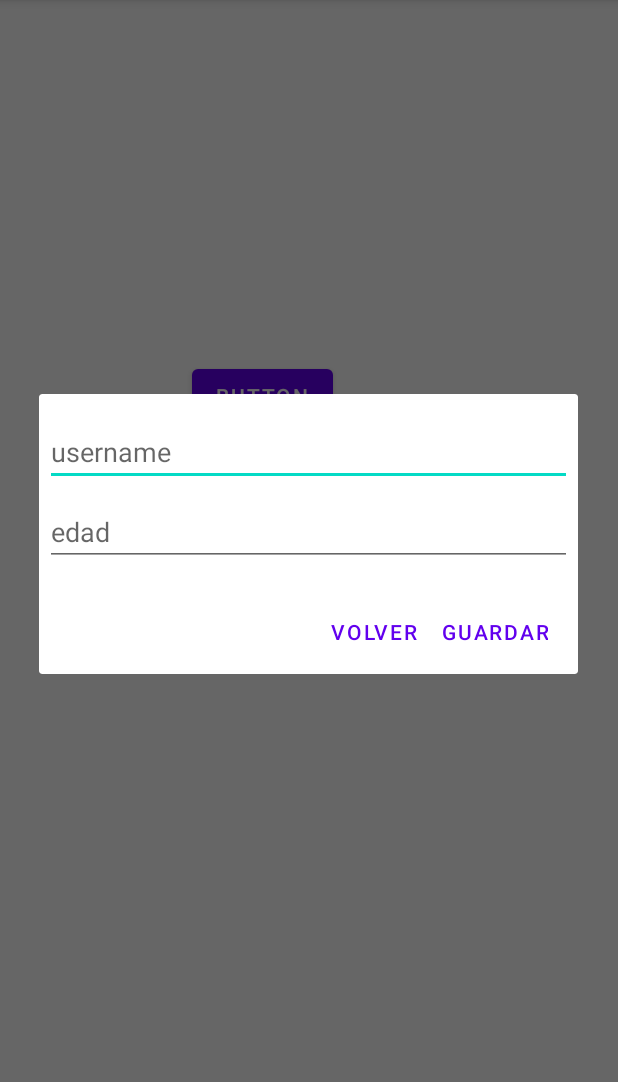
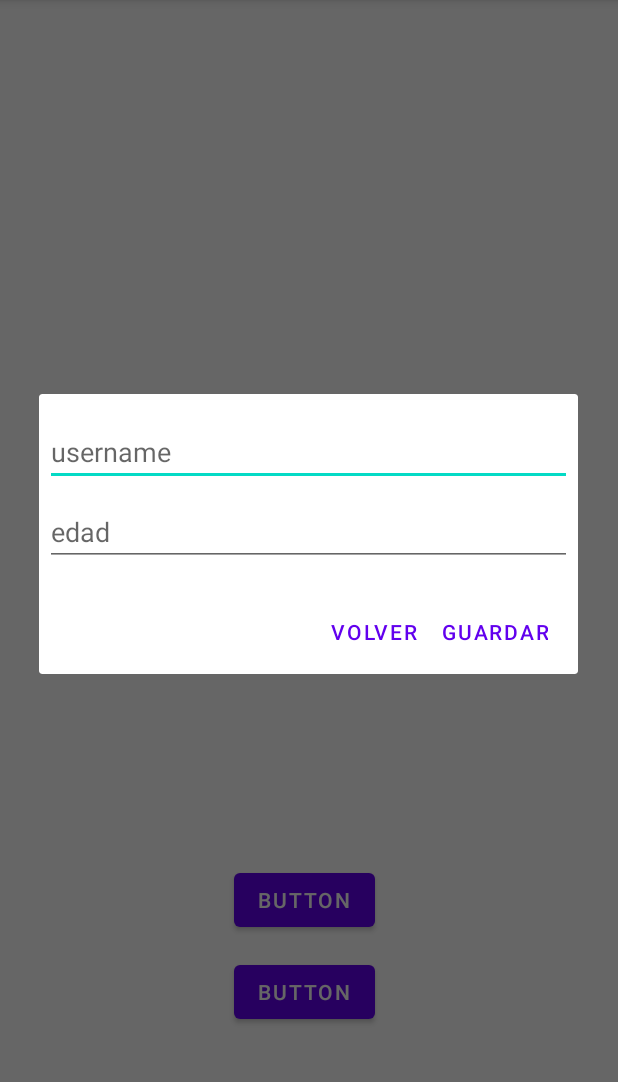
Before and after one commit to pasoxreferencia/emergente, an Android app: the screen it shows after launch (MainActivity), after a tap on "BUTTON", on a phone screen of 412 x 824 dp, the part 84-1166 px from its top. Run offline under Robolectric (Android 15) with nearby library versions, the phone set to English and light mode, and no system bars; our stand-ins replace Firebase (no records; nobody signed in at launch, a user with empty details on screens opened directly).

```diff
--- a/app/src/main/res/layout/activity_main.xml
+++ b/app/src/main/res/layout/activity_main.xml
@@ -11,9 +11,18 @@
         android:id="@+id/addButton"
         android:layout_width="wrap_content"
         android:layout_height="wrap_content"
-        android:layout_marginStart="128dp"
-        android:layout_marginTop="240dp"
+        android:layout_marginStart="156dp"
+        android:layout_marginTop="576dp"
         android:text="Button"
         app:layout_constraintStart_toStartOf="parent"
         app:layout_constraintTop_toTopOf="parent" />
+
+    <Button
+        android:id="@+id/readbutton"
+        android:layout_width="wrap_content"
+        android:layout_height="wrap_content"
+        android:layout_marginTop="13dp"
+        android:text="Button"
+        app:layout_constraintStart_toStartOf="@+id/addButton"
+        app:layout_constraintTop_toBottomOf="@+id/addButton" />
 </androidx.constraintlayout.widget.ConstraintLayout>
--- a/app/src/main/res/layout/dialog.xml
+++ b/app/src/main/res/layout/dialog.xml
@@ -5,17 +5,16 @@
 
     <EditText
         android:id="@+id/username"
-        android:inputType="textEmailAddress"
         android:layout_width="match_parent"
         android:layout_height="wrap_content"
+        android:layout_marginLeft="4dp"
         android:layout_marginTop="16dp"
-        android:layout_marginLeft="4dp"
         android:layout_marginRight="4dp"
         android:layout_marginBottom="4dp"
-        android:hint="username" />
+        android:hint="username"
+        />
     <EditText
         android:id="@+id/password"
-        android:inputType="textPassword"
         android:layout_width="match_parent"
         android:layout_height="wrap_content"
         android:layout_marginTop="4dp"
```
Also changed, not shown: app/src/main/java/com/example/dialogkk/MainActivity.kt (+20 -0 lines), app/src/main/java/com/example/dialogkk/ventanaemergente.kt (+26 -0 lines).
